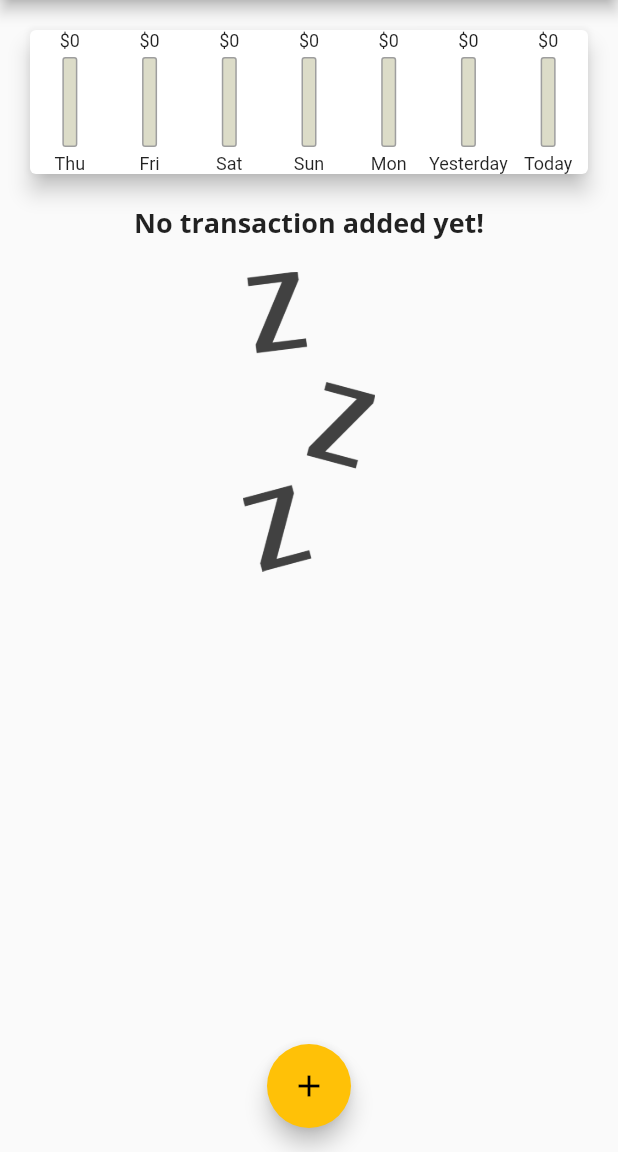
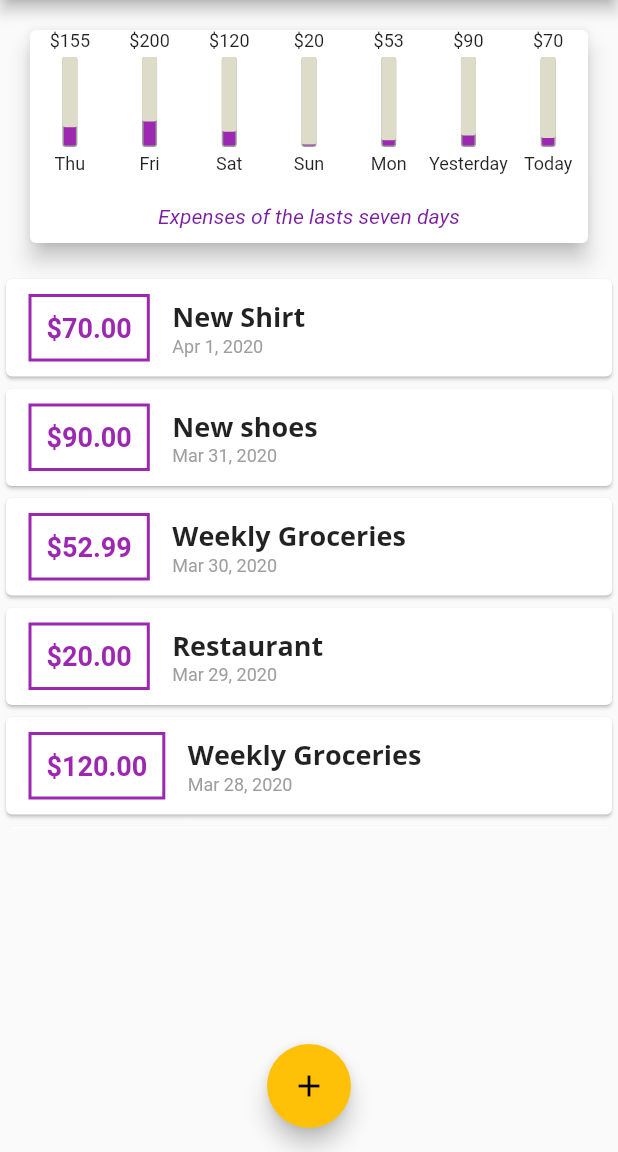
Before and after one commit to innocentTialo/flutter_complete_guide, a Flutter app: the screen it shows after launch, on a phone screen of 412 x 824 dp, the part 84-1236 px from its top. Run offline on Flutter 3.47's test engine with Material 2 defaults, Android fonts, the phone set to English and light mode, and no system bars.

Commit message:
a few personal improvment on the expenses manager app

```diff
--- a/lib/main.dart
+++ b/lib/main.dart
@@ -47,18 +47,54 @@ class MyHomePage extends StatefulWidget {
 
 class _MyHomePageState extends State<MyHomePage> {
   final List<Transaction> userTransactions = [
-    // Transaction(
-    //   id: 1,
-    //   title: 'New shoes',
-    //   amount: 65.99,
-    //   date: DateTime.now(),
-    // ),
-    // Transaction(
-    //   id: 2,
-    //   title: 'Weekly Groceries',
-    //   amount: 52.99,
-    //   date: DateTime.now(),
-    // )
+    Transaction(
+      id: 1,
+      title: 'New Shirt',
+      amount: 70,
+      date: DateTime.now(),
+    ),
+    Transaction(
+      id: 1,
+      title: 'New shoes',
+      amount: 90,
+      date: DateTime.now().subtract(Duration(days: 1)),
+    ),
+    Transaction(
+      id: 2,
+      title: 'Weekly Groceries',
+      amount: 52.99,
+      date: DateTime.now().subtract(Duration(days: 2)),
+    ),
+    Transaction(
+      id: 2,
+      title: 'Restaurant',
+      amount: 20,
+      date: DateTime.now().subtract(Duration(days: 3)),
+    ),
+    Transaction(
+      id: 2,
+      title: 'Weekly Groceries',
+      amount: 120,
+      date: DateTime.now().subtract(Duration(days: 4)),
+    ),
+    Transaction(
+      id: 2,
+      title: 'Weekly Groceries',
+      amount: 200,
+      date: DateTime.now().subtract(Duration(days: 5)),
+    ),
+    Transaction(
+      id: 2,
+      title: 'Weekly Groceries',
+      amount: 155,
+      date: DateTime.now().subtract(Duration(days: 6)),
+    ),
+    Transaction(
+      id: 2,
+      title: 'Weekly Groceries',
+      amount: 59.99,
+      date: DateTime.now().subtract(Duration(days: 7)),
+    )
   ];
 
   List<Transaction> get _recentTransactions {
--- a/lib/widgets/chart.dart
+++ b/lib/widgets/chart.dart
@@ -58,7 +58,9 @@ class Chart extends StatelessWidget {
       child: Card(
         elevation: 6,
         margin: EdgeInsets.all(15),
-        child: Row(
+        child: Column(
+          children: <Widget>[
+            Row(
               mainAxisAlignment: MainAxisAlignment.spaceAround,
               children: groupedTransactionValues
                   .map(
@@ -75,6 +77,21 @@ class Chart extends StatelessWidget {
                   )
                   .toList(),
             ),
+            SizedBox(
+              height: 10,
+            ),
+            Padding(
+              padding: EdgeInsets.all(10),
+              child: Text(
+                "Expenses of the lasts seven days",
+                style: TextStyle(
+                  fontStyle: FontStyle.italic,
+                  color: Theme.of(context).primaryColorDark,
+                ),
+              ),
+            )
+          ],
+        ),
       ),
     );
   }
--- a/lib/widgets/chart_bar.dart
+++ b/lib/widgets/chart_bar.dart
@@ -32,15 +32,15 @@ class ChartBar extends StatelessWidget {
               Container(
                 decoration: BoxDecoration(
                   border: Border.all(color: Colors.grey, width: 1.0),
-                  color: Color.fromRGBO(220, 220, 200, 1),
+                  color: Theme.of(context).primaryColor,
                   borderRadius: BorderRadius.circular(2),
                 ),
               ),
               FractionallySizedBox(
-                heightFactor: spendingPctOfTotal,
+                heightFactor: 1 - spendingPctOfTotal,
                 child: Container(
                   decoration: BoxDecoration(
-                    color: Theme.of(context).primaryColor,
+                    color: Color.fromRGBO(220, 220, 200, 1),
                     borderRadius: BorderRadius.circular(2),
                   ),
                 ),
--- a/lib/widgets/transaction_list.dart
+++ b/lib/widgets/transaction_list.dart
@@ -30,7 +30,7 @@ class TransactionList extends StatelessWidget {
             ],
           )
         : Container(
-            height: 300,
+            height: 370,
             child: ListView.builder(
               itemBuilder: (ctx, index) {
                 return Card(
```
Lines whose indentation alone changed are shown as unchanged.
